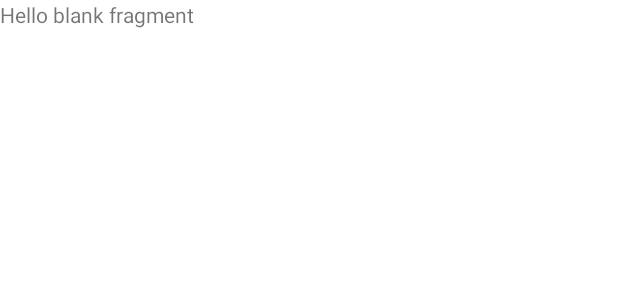
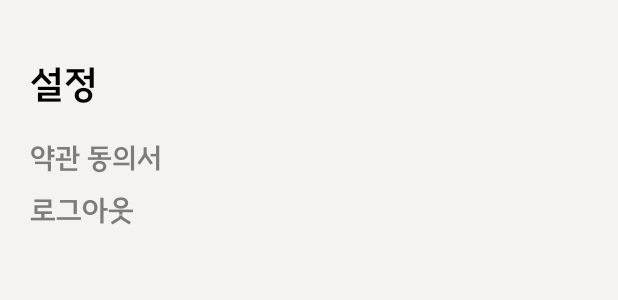
Before and after one commit to Dodogari/Golden_Ratio, an Android app: the layout fragment_setting.xml on its own in the app's theme, with its tools: preview values and no code run, on a phone screen of 412 x 824 dp. Shown: the top 300 px of the screen. Run offline under Robolectric (Android 15) with nearby library versions, the phone set to English and light mode, and no system bars.

Commit message:
설정 업데이트

```diff
--- a/app/src/main/res/layout/fragment_setting.xml
+++ b/app/src/main/res/layout/fragment_setting.xml
@@ -1,14 +1,43 @@
 <?xml version="1.0" encoding="utf-8"?>
-<FrameLayout xmlns:android="http://schemas.android.com/apk/res/android"
+<androidx.constraintlayout.widget.ConstraintLayout xmlns:android="http://schemas.android.com/apk/res/android"
     xmlns:tools="http://schemas.android.com/tools"
     android:layout_width="match_parent"
     android:layout_height="match_parent"
+    xmlns:app="http://schemas.android.com/apk/res-auto"
+    android:background="@color/basic_background"
+    android:padding="20dp"
     tools:context=".SettingFragment">
 
-    <!-- TODO: Update blank fragment layout -->
     <TextView
+        android:id="@+id/setting_title"
         android:layout_width="match_parent"
-        android:layout_height="match_parent"
-        android:text="@string/hello_blank_fragment" />
+        android:layout_height="wrap_content"
+        android:layout_marginTop="20dp"
+        android:text="설정"
+        android:textColor="@color/black"
+        android:textSize="26sp"
+        android:fontFamily="@font/suite_bold"
+        app:layout_constraintTop_toTopOf="parent" />
 
-</FrameLayout>
+    <TextView
+        android:id="@+id/agreement"
+        android:layout_width="match_parent"
+        android:layout_height="wrap_content"
+        android:layout_marginTop="20dp"
+        android:text="약관 동의서"
+        android:textColor="@color/unselected_text"
+        android:textSize="19sp"
+        android:fontFamily="@font/suite_bold"
+        app:layout_constraintTop_toBottomOf="@id/setting_title" />
+
+    <TextView
+        android:id="@+id/log_out"
+        android:layout_width="match_parent"
+        android:layout_height="wrap_content"
+        android:layout_marginTop="10dp"
+        android:text="로그아웃"
+        android:textColor="@color/unselected_text"
+        android:textSize="20sp"
+        android:fontFamily="@font/suite_bold"
+        app:layout_constraintTop_toBottomOf="@id/agreement" />
+</androidx.constraintlayout.widget.ConstraintLayout>
```
